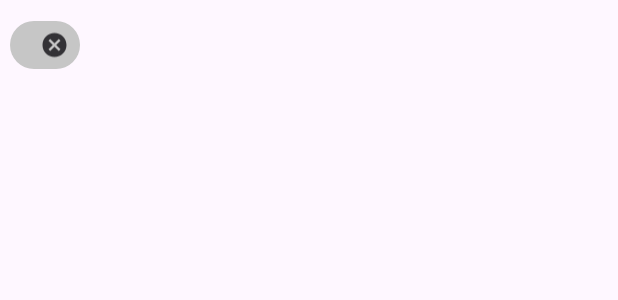
After one commit to ssojubi/KusinaKasama, an Android app: the layout ingredient_chip.xml on its own in the app's theme, with its tools: preview values and no code run, on a phone screen of 412 x 824 dp. The commit adds this screen. Shown: the top 300 px of the screen. Run offline under Robolectric (Android 15) with nearby library versions, the phone set to English and light mode, and no system bars; Roboto replaces fonts that are not available here.

Commit message:
changes: - working ingredients chips when searched, can also be removed with "x" (no error handling tho)

```diff
--- /dev/null
+++ b/app/src/main/res/layout/ingredient_chip.xml
@@ -0,0 +1,13 @@
+<?xml version="1.0" encoding="utf-8"?>
+<com.google.android.material.chip.Chip
+    xmlns:android="http://schemas.android.com/apk/res/android"
+    xmlns:app="http://schemas.android.com/apk/res-auto"
+    style="@style/Widget.MaterialComponents.Chip.Entry"
+    android:layout_width="wrap_content"
+    android:layout_height="wrap_content"
+    android:layout_margin="6dp"
+    android:paddingStart="10dp"
+    android:paddingEnd="10dp"
+    android:textColor="#FFFFFF"
+    app:closeIconVisible="true"
+    app:chipBackgroundColor="#C6C6C6" />
```
Also changed, not shown: app/src/main/java/com/example/kutsinakasama/HomeFragment.kt (+67 -7 lines), app/src/main/res/layout/home.xml (+29 -5 lines), app/src/main/res/xml/ingredient_chip_style.xml (added, +12 -0 lines).
